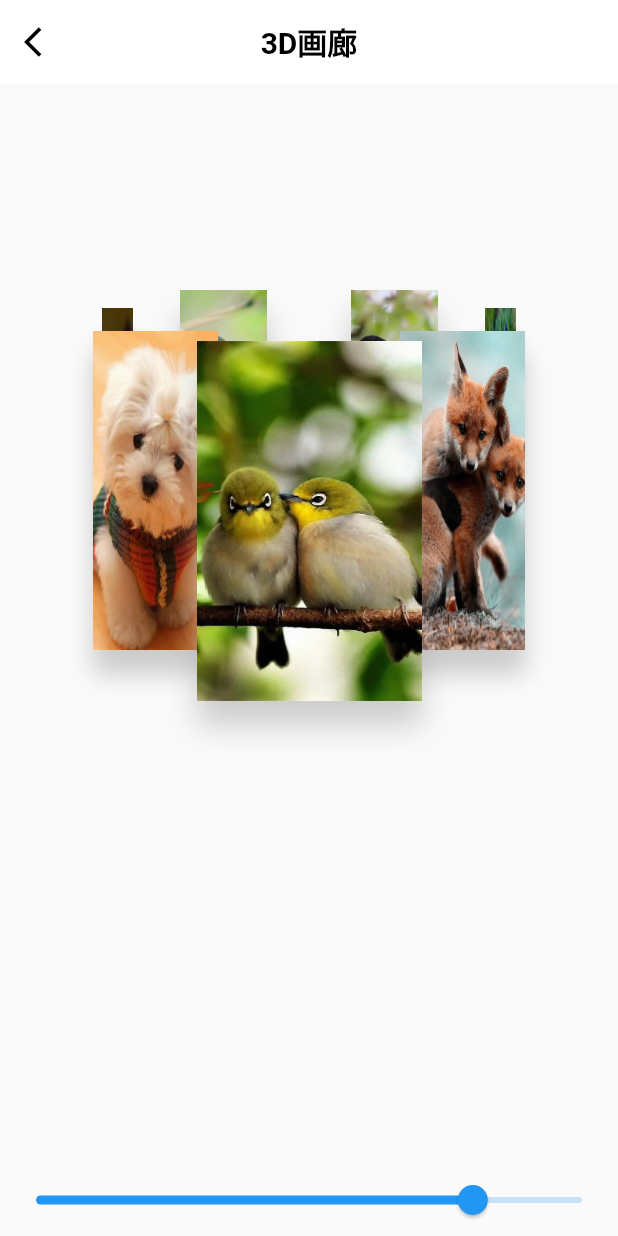
After one commit to yixiaolunhui/flutter_xy, a Flutter app: the ImageSwitchPage screen opened directly, on a phone screen of 412 x 824 dp. The commit adds this screen. Run offline on Flutter 3.47's test engine with Material 2 defaults, Android fonts, the phone set to English and light mode, and no system bars; our stand-ins replace built_collection, logger.

Commit message:
+3D画廊

```diff
--- a/lib/config/xy_data_config.dart
+++ b/lib/config/xy_data_config.dart
@@ -12,6 +12,7 @@ import 'package:flutter_xy/xydemo/wave/wave_page.dart';
 import '../xydemo/darg/drag_bottom_sheet_page.dart';
 import '../xydemo/float/float_page.dart';
 import '../xydemo/float/operate/float_operate_page.dart';
+import '../xydemo/image/image_switch_page.dart';
 import '../xydemo/lifecycle/lifecycle_page.dart';
 import '../xydemo/num/num_anim_page.dart';
 import '../xydemo/slider/divisions_slider_page.dart';
@@ -130,6 +131,17 @@ class UIGroupDataConfig {
         ));
       },
     ));
+    children.add(UIGroupInfo(
+      groupName: "3D画廊",
+      desc: "3D画廊",
+      onClick: (BuildContext context) {
+        Navigator.push(context, MaterialPageRoute(
+          builder: (BuildContext context) {
+            return const ImageSwitchPage();
+          },
+        ));
+      },
+    ));
 
     return UIGroupInfo(
         groupName: "自定义Widget", children: children, isExpand: false);
--- a/lib/r.dart
+++ b/lib/r.dart
@@ -3,6 +3,13 @@ class R {
   static const String fuli1_png = 'assets/images/fuli1.png';
   static const String fuli2_png = 'assets/images/fuli2.png';
   static const String fuli3_png = 'assets/images/fuli3.png';
+  static const String image1_webp = 'assets/images/image1.webp';
+  static const String image2_webp = 'assets/images/image2.webp';
+  static const String image3_jpg = 'assets/images/image3.jpg';
+  static const String image4_webp = 'assets/images/image4.webp';
+  static const String image5_webp = 'assets/images/image5.webp';
+  static const String image6_webp = 'assets/images/image6.webp';
+  static const String image7_webp = 'assets/images/image7.webp';
   static const String img1_jpg = 'assets/images/img1.jpg';
   static const String img2_jpg = 'assets/images/img2.jpg';
   static const String img3_jpg = 'assets/images/img3.jpg';
--- /dev/null
+++ b/lib/xydemo/image/image_switch_page.dart
@@ -0,0 +1,315 @@
+import 'dart:math';
+
+import 'package:flutter/material.dart';
+import 'package:flutter_xy/widgets/xy_app_bar.dart';
+
+import '../../r.dart';
+
+class ImageSwitchPage extends StatefulWidget {
+  const ImageSwitchPage({Key? key}) : super(key: key);
+
+  @override
+  State<ImageSwitchPage> createState() => _ImageSwitchPageState();
+}
+
+class _ImageSwitchPageState extends State<ImageSwitchPage> {
+  var imgList = [R.img1_jpg, R.img2_jpg, R.img3_jpg];
+
+  var deviationRatio = 0.8;
+
+  @override
+  Widget build(BuildContext context) {
+    return Scaffold(
+      appBar: XYAppBar(
+        title: "3D画廊",
+        onBack: () {
+          Navigator.pop(context);
+        },
+      ),
+      body: Center(
+        child: Column(
+          children: [
+            Expanded(
+              child: ImageSwitchWidget(
+                  deviationRatio: deviationRatio,
+                  childWidth: 150,
+                  childHeight: 150,
+                  children: [
+                    Image.asset(
+                      R.image1_webp,
+                    ),
+                    Image.asset(
+                      R.image2_webp,
+                    ),
+                    Image.asset(
+                      R.image3_jpg,
+                    ),
+                    Image.asset(
+                      R.image4_webp,
+                    ),
+                    Image.asset(
+                      R.image5_webp,
+                    ),
+                    Image.asset(
+                      R.image6_webp,
+                    ),
+                    Image.asset(
+                      R.image7_webp,
+                    ),
+                  ]),
+            ),
+            Slider(
+              value: deviationRatio,
+              onChanged: (value) {
+                setState(() {
+                  deviationRatio = value;
+                });
+              },
+            )
+          ],
+        ),
+      ),
+    );
+  }
+}
+
+class ImageSwitchWidget extends StatefulWidget {
+  const ImageSwitchWidget({
+    Key? key,
+    this.children,
+    this.childWidth = 80,
+    this.childHeight = 80,
+    this.deviationRatio = 0.8,
+    this.minScale = 0.4,
+    this.circleScale = 1,
+  }) : super(key: key);
+
+  //所有的子控件
+  final List<Widget>? children;
+
+  //每个子控件的宽
+  final double childWidth;
+
+  //每个子控件的高
+  final double childHeight;
+
+  //偏移X系数  0-1
+  final double deviationRatio;
+
+  //最小缩放比 子控件的滑动时最小比例
+  final double minScale;
+
+  //圆形缩放系数
+  final double circleScale;
+
+  @override
+  State<StatefulWidget> createState() => ImageSwitchState();
+}
+
+class ImageSwitchState extends State<ImageSwitchWidget>
+    with TickerProviderStateMixin {
+  //所有子布局的位置信息
+  List<Point> childPointList = [];
+
+  //滑动系数
+  final slipRatio = 0.5;
+
+  //开始角度
+  double startAngle = 0;
+
+  //旋转角度
+  double rotateAngle = 0.0;
+
+  //按下时X坐标
+  double downX = 0.0;
+
+  //按下时的角度
+  double downAngle = 0.0;
+
+  //大小
+  late Size size;
+
+  //半径
+  double radius = 0.0;
+
+  late AnimationController _controller;
+  late Animation<double> animation;
+
+  late double velocityX;
+
+  @override
+  void initState() {
+    super.initState();
+    _controller = AnimationController(
+      vsync: this,
+      duration: const Duration(milliseconds: 1000),
+    );
+
+    animation = CurvedAnimation(
+      parent: _controller,
+      curve: Curves.linearToEaseOut,
+    );
+
+    animation = Tween<double>(begin: 1, end: 0).animate(animation)
+      ..addListener(() {
+        //当前速度
+        var velocity = animation.value * -velocityX;
+        var offsetX = radius != 0 ? velocity * 5 / (2 * pi * radius) : velocity;
+        rotateAngle += offsetX;
+        setState(() => {});
+      })
+      ..addStatusListener((status) {
+        if (status == AnimationStatus.completed) {}
+      });
+  }
+
+  @override
+  void dispose() {
+    _controller.dispose();
+    super.dispose();
+  }
+
+  ///子控件集
+  List<Point> _childPointList({Size size = Size.zero}) {
+    size = Size(
+      max(widget.childWidth, size.width * widget.circleScale),
+      max(widget.childWidth, size.height * widget.circleScale),
+    );
+    childPointList.clear(); //清空之前的数据
+    if (widget.children?.isNotEmpty ?? false) {
+      //子控件数量
+      int count = widget.children?.length ?? 0;
+      //平均角度
+      double averageAngle = 360 / count;
+      //半径
+      radius = size.width / 2 - widget.childWidth / 2;
+      for (int i = 0; i < count; i++) {
+        //当前子控件的角度
+        double angle = startAngle + averageAngle * i - rotateAngle;
+        //当前子控件的中心点坐标  x=width/2+sin(a)*R   y=height/2+cos(a)*R
+        var centerX = size.width / 2 + sin(radian(angle)) * radius;
+        var centerY = size.height / 2 +
+            cos(radian(angle)) * radius * cos(pi / 2 * widget.deviationRatio);
+        var minScale = min(widget.minScale, 0.99);
+        var scale = (1 - minScale) / 2 * (1 + cos(radian(angle - startAngle))) +
+            minScale;
+        childPointList.add(Point(
+          centerX,
+          centerY,
+          widget.childWidth * scale,
+          widget.childHeight * scale,
+          centerX - widget.childWidth * scale / 2,
+          centerY - widget.childHeight * scale / 2,
+          centerX + widget.childWidth * scale / 2,
+          centerY + widget.childHeight * scale / 2,
+          scale,
+          angle,
+          i,
+        ));
+      }
+      childPointList.sort((a, b) {
+        return a.scale.compareTo(b.scale);
+      });
+    }
+    return childPointList;
+  }
+
+  @override
+  Widget build(BuildContext context) {
+    return LayoutBuilder(builder: (
+      BuildContext context,
+      BoxConstraints constraints,
+    ) {
+      var minSize = min(constraints.maxWidth, constraints.maxHeight);
+      size = Size(minSize, minSize);
+      return GestureDetector(
+        ///水平滑动按下
+        onHorizontalDragDown: (DragDownDetails details) {
+          _controller.stop();
+        },
+
+        ///水平滑动开始
+        onHorizontalDragStart: (DragStartDetails details) {
+          //记录拖动开始时当前的选择角度值
+          downAngle = rotateAngle;
+          //记录拖动开始时的x坐标
+          downX = details.globalPosition.dx;
+        },
+
+        ///水平滑动中
+        onHorizontalDragUpdate: (DragUpdateDetails details) {
+          //滑动中X坐标值
+          var updateX = details.globalPosition.dx;
+          //计算当前旋转角度值并刷新
+          rotateAngle = (downX - updateX) * slipRatio + downAngle;
+          if (mounted) setState(() {});
+        },
+
+        ///水平滑动结束
+        onHorizontalDragEnd: (DragEndDetails details) {
+          //x方向上每秒速度的像素数
+          velocityX = details.velocity.pixelsPerSecond.dx;
+          _controller.reset();
+          _controller.forward();
+        },
+
+        ///滑动取消
+        onHorizontalDragCancel: () {},
+        behavior: HitTestBehavior.opaque,
+        child: CustomPaint(
+          size: size,
+          child: Stack(
+            children: _childPointList(size: size).map(
+              (Point point) {
+                return Positioned(
+                  width: point.width,
+                  left: point.left,
+                  top: point.top,
+                  child: Transform(
+                    transform: Matrix4.rotationY(radian(point.angle)),
+                    alignment: AlignmentDirectional.center,
+                    child: Container(
+                      decoration: BoxDecoration(
+                        boxShadow: [
+                          BoxShadow(
+                            color: Colors.grey.withOpacity(0.5),
+                            blurRadius: 16,
+                            offset: const Offset(0, 16),
+                          ),
+                        ],
+                      ),
+                      child: widget.children![point.index],
+                    ),
+                  ),
+                );
+              },
+            ).toList(),
+          ),
+        ),
+      );
+    });
+  }
+
+  ///角度转弧度
+  double radian(double angle) {
+    return angle * pi / 180;
+  }
+}
+
+///子控件属性对象
+class Point {
+  Point(this.centerX, this.centerY, this.width, this.height, this.left,
+      this.top, this.right, this.bottom, this.scale, this.angle, this.index);
+
+  double centerX;
+  double centerY;
+  double width;
+  double height;
+  double left;
+  double top;
+  double right;
+  double bottom;
+  double scale;
+  double angle;
+  int index;
+}
```
Also changed, not shown: assets/images/image1.webp (added), assets/images/image2.webp (added), assets/images/image3.jpg (added), assets/images/image4.webp (added), assets/images/image5.webp (added), assets/images/image6.webp (added), assets/images/image7.webp (added), 1 other file.
